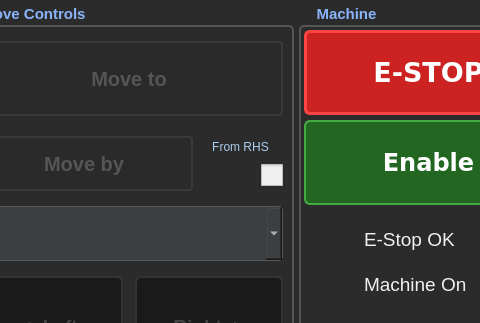
Qt form linuxcnc/table_saw/table_saw.ui (andyalexander/electronic_table_saw) before a commit; both pictures show x 461 to 941 and y 0 to 323 of the 1024 by 600 pixel window.
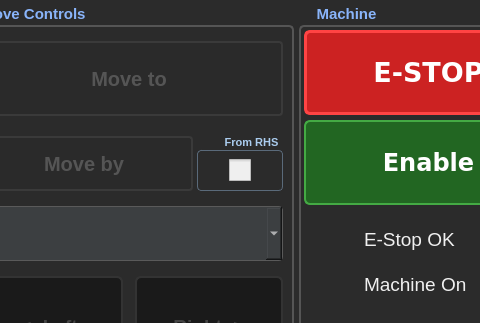
The same form after that commit. Custom widgets are drawn as their Qt base class.

Commit message:
ui: wrap kerf checkbox in groupbox for cleaner appearance
Replace QLabel + QCheckBox pair with a QGroupBox (title='From RHS')
containing a centred checkbox, giving a cleaner bordered region that
matches the surrounding style.

Diff of the .ui file:
```diff
--- a/linuxcnc/table_saw/table_saw.ui
+++ b/linuxcnc/table_saw/table_saw.ui
@@ -50,7 +50,8 @@
 QCheckBox { color: #f0f0f0; }
 QCheckBox:disabled { color: #555555; }
 QCheckBox::indicator { width: 22px; height: 22px; }
-QLabel#lbl_kerf_include { color: #aaccee; font-size: 9pt; }
+QGroupBox#grp_kerf_include { border: 1px solid #5a6a7a; border-radius: 4px; margin-top: 14px; color: #aaccee; font-size: 8pt; }
+QGroupBox#grp_kerf_include::title { subcontrol-origin: margin; subcontrol-position: top center; padding: 0 4px; }
 QLineEdit#txt_fence_calc { background-color: #1a1a1a; color: #00dd88; border: 2px solid #444444; border-radius: 3px; }
 QLabel { color: #f0f0f0; background-color: transparent; }
 QComboBox { background-color: #3c3f41; color: #f0f0f0; border: 1px solid #5a5a5a; border-radius: 4px; font-size: 16pt; }
@@ -541,37 +542,34 @@
             <string>Move by</string>
            </property>
           </widget>
-          <widget class="QLabel" name="lbl_kerf_include">
+          <widget class="QGroupBox" name="grp_kerf_include">
            <property name="geometry">
             <rect>
-             <x>223</x>
+             <x>222</x>
              <y>100</y>
-             <width>85</width>
-             <height>22</height>
+             <width>86</width>
+             <height>55</height>
             </rect>
            </property>
-           <property name="text">
+           <property name="title">
             <string>From RHS</string>
            </property>
            <property name="alignment">
-            <set>Qt::AlignCenter</set>
+            <set>Qt::AlignHCenter</set>
            </property>
-          </widget>
           <widget class="QCheckBox" name="chk_kerf_include">
            <property name="geometry">
             <rect>
-             <x>223</x>
-             <y>124</y>
-             <width>85</width>
-             <height>30</height>
+              <x>32</x>
+              <y>22</y>
+              <width>22</width>
+              <height>24</height>
             </rect>
            </property>
            <property name="text">
             <string/>
            </property>
-           <property name="layoutDirection">
-            <enum>Qt::RightToLeft</enum>
-           </property>
+           </widget>
           </widget>
           <widget class="JogIncrements" name="jogincrements">
            <property name="geometry">
```
Lines whose indentation alone changed are shown as unchanged.
